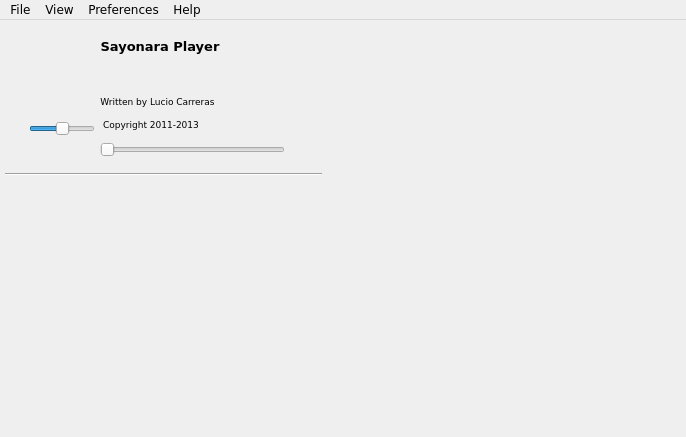
Old version of the form trunk/src/GUI/player/GUI_Player.ui in the repository shahid334/sayonara-player.
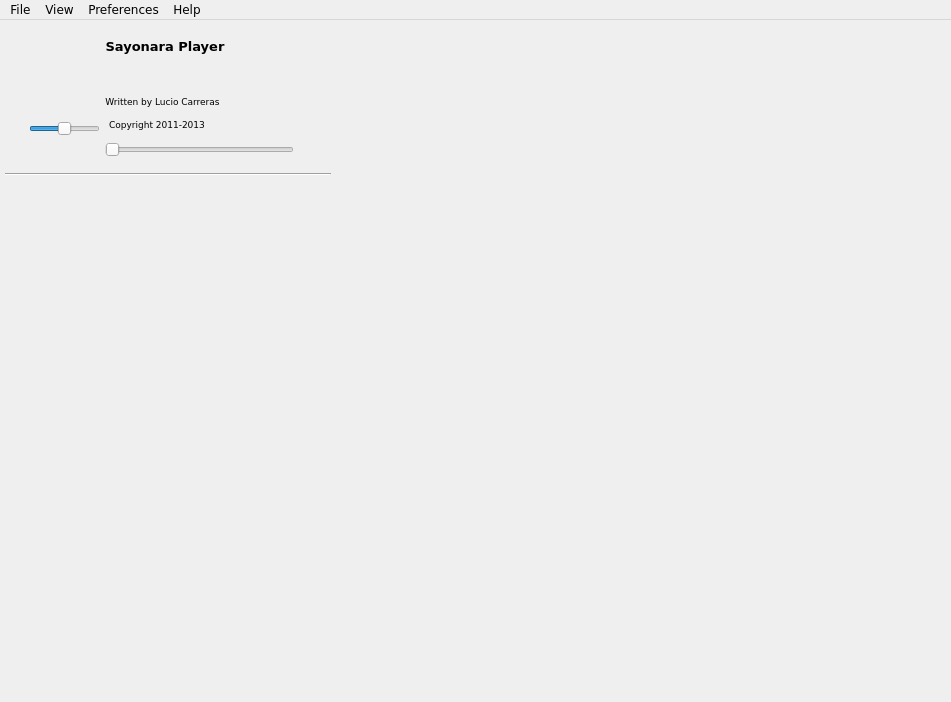
New version of the form. Icons and pictures are not drawn. Custom widgets are drawn as their Qt base class.

Diff of the .ui file:
```diff
--- a/trunk/src/GUI/player/GUI_Player.ui
+++ b/trunk/src/GUI/player/GUI_Player.ui
@@ -6,8 +6,8 @@
    <rect>
     <x>0</x>
     <y>0</y>
-    <width>686</width>
-    <height>437</height>
+    <width>951</width>
+    <height>702</height>
    </rect>
   </property>
   <property name="sizePolicy">
@@ -24,7 +24,7 @@
   </property>
   <property name="maximumSize">
    <size>
-    <width>2000</width>
+    <width>4000</width>
     <height>2000</height>
    </size>
   </property>
@@ -1179,8 +1179,8 @@
     <rect>
      <x>0</x>
      <y>0</y>
-     <width>686</width>
-     <height>25</height>
+     <width>951</width>
+     <height>28</height>
     </rect>
    </property>
    <property name="font">
```
